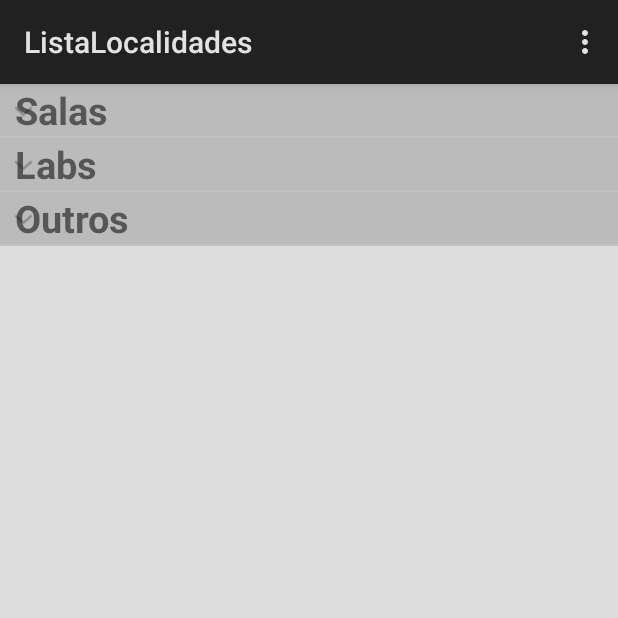
After one commit to lixbearg/UnaMaps_alpha, an Android app: the ListaLocalidades screen opened directly, with no data from a screen before it, on a phone screen of 412 x 824 dp, the top half of it. The commit adds this screen. Run offline under Robolectric (Android 15) with nearby library versions, the phone set to English and light mode, and no system bars.

Commit message:
Lista localidades

```diff
--- a/app/src/main/AndroidManifest.xml
+++ b/app/src/main/AndroidManifest.xml
@@ -16,6 +16,10 @@
                 <category android:name="android.intent.category.LAUNCHER" />
             </intent-filter>
         </activity>
+        <activity
+            android:name=".ListaLocalidades"
+            android:label="@string/title_activity_lista_localidades" >
+        </activity>
     </application>
 
 </manifest>
--- a/app/src/main/java/com/example/lixbearg/testapp/HomeScreen.java
+++ b/app/src/main/java/com/example/lixbearg/testapp/HomeScreen.java
@@ -1,12 +1,14 @@
 package com.example.lixbearg.testapp;
 
 import android.app.Activity;
+import android.app.ExpandableListActivity;
 import android.content.Intent;
 import android.os.Bundle;
 import android.view.Menu;
 import android.view.MenuInflater;
 import android.view.MenuItem;
 import android.util.Log;
+import android.widget.ExpandableListView;
 import android.widget.Toast;
 
 public class HomeScreen extends Activity {
--- /dev/null
+++ b/app/src/main/java/com/example/lixbearg/testapp/ListaAdapter.java
@@ -0,0 +1,93 @@
+package com.example.lixbearg.testapp;
+
+import android.content.Context;
+import android.graphics.Typeface;
+import android.view.LayoutInflater;
+import android.view.View;
+import android.view.ViewGroup;
+import android.widget.BaseExpandableListAdapter;
+import android.widget.TextView;
+
+import java.util.HashMap;
+import java.util.List;
+
+public class ListaAdapter extends BaseExpandableListAdapter {
+
+    private List<String> header_titles;
+    private HashMap<String, List<String>> child_titles;
+    private Context ctx;
+
+    ListaAdapter(Context ctx, List<String> header_titles, HashMap<String, List<String>> child_titles){
+        this.ctx = ctx;
+        this.child_titles = child_titles;
+        this.header_titles = header_titles;
+    }
+
+    @Override
+    public int getGroupCount() {
+        return header_titles.size();
+    }
+
+    @Override
+    public int getChildrenCount(int groupPosition) {
+        return child_titles.get(header_titles.get(groupPosition)).size();
+    }
+
+    @Override
+    public Object getGroup(int groupPosition) {
+        return header_titles.get(groupPosition);
+    }
+
+    @Override
+    public Object getChild(int groupPosition, int childPosition) {
+        return child_titles.get(header_titles.get(groupPosition)).get(childPosition);
+    }
+
+    @Override
+    public long getGroupId(int groupPosition) {
+        return groupPosition;
+    }
+
+    @Override
+    public long getChildId(int groupPosition, int childPosition) {
+        return childPosition;
+    }
+
+    @Override
+    public boolean hasStableIds() {
+        return false;
+    }
+
+    @Override
+    public View getGroupView(int groupPosition, boolean isExpanded, View convertView, ViewGroup parent) {
+        String title = (String)this.getGroup(groupPosition);
+        if(convertView == null){
+            LayoutInflater layoutInflater = (LayoutInflater)this.ctx.getSystemService(Context.LAYOUT_INFLATER_SERVICE);
+            convertView = layoutInflater.inflate(R.layout.parent_layout, null);
+        }
+        TextView textView = (TextView)convertView.findViewById(R.id.heading_item);
+        textView.setTypeface(null, Typeface.BOLD);
+        textView.setText(title);
+
+        return convertView;
+    }
+
+    @Override
+    public View getChildView(int groupPosition, int childPosition, boolean isLastChild, View convertView, ViewGroup parent) {
+        String title = (String)this.getChild(groupPosition, childPosition);
+        if(convertView == null){
+            LayoutInflater layoutInflater = (LayoutInflater)this.ctx.getSystemService(Context.LAYOUT_INFLATER_SERVICE);
+            convertView = layoutInflater.inflate(R.layout.child_layout, null);
+        }
+        TextView textView = (TextView)convertView.findViewById(R.id.child_item);
+        textView.setTypeface(null, Typeface.NORMAL);
+        textView.setText(title);
+
+        return convertView;
+    }
+
+    @Override
+    public boolean isChildSelectable(int groupPosition, int childPosition) {
+        return true;
+    }
+}
--- /dev/null
+++ b/app/src/main/java/com/example/lixbearg/testapp/ListaLocalidades.java
@@ -0,0 +1,75 @@
+package com.example.lixbearg.testapp;
+
+import android.app.Activity;
+import android.os.Bundle;
+import android.view.Menu;
+import android.view.MenuItem;
+import android.widget.ExpandableListView;
+
+import java.util.ArrayList;
+import java.util.HashMap;
+import java.util.List;
+
+public class ListaLocalidades extends Activity {
+    ExpandableListView expandableListView;
+
+    @Override
+    protected void onCreate(Bundle savedInstanceState) {
+        super.onCreate(savedInstanceState);
+        setContentView(R.layout.activity_lista_localidades);
+
+        expandableListView = (ExpandableListView)findViewById(R.id.expListaSalas);
+
+        List<String> Headings = new ArrayList<String>();
+        List<String> Salas = new ArrayList<String>();
+        List<String> Labs = new ArrayList<String>();
+        List<String> Outros = new ArrayList<String>();
+        HashMap<String, List<String>> ChildList = new HashMap<String, List<String>>();
+        String heading_itens[] = getResources().getStringArray(R.array.header_titles);
+        String salas_itens[] = getResources().getStringArray(R.array.salas_itens);
+        String labs_itens[] = getResources().getStringArray(R.array.labs_itens);
+        String outros_itens[] = getResources().getStringArray(R.array.outros_itens);
+
+        for(String title : heading_itens){
+            Headings.add(title);
+        }
+        for(String title : salas_itens){
+            Salas.add(title);
+        }
+        for(String title : labs_itens){
+            Labs.add(title);
+        }
+        for(String title : outros_itens){
+            Outros.add(title);
+        }
+
+        ChildList.put(Headings.get(0), Salas);
+        ChildList.put(Headings.get(1), Labs);
+        ChildList.put(Headings.get(2), Outros);
+
+        ListaAdapter listaAdapter = new ListaAdapter(this, Headings, ChildList);
+        expandableListView.setAdapter(listaAdapter);
+    }
+
+    @Override
+    public boolean onCreateOptionsMenu(Menu menu) {
+        // Inflate the menu; this adds items to the action bar if it is present.
+        getMenuInflater().inflate(R.menu.menu_lista_localidades, menu);
+        return true;
+    }
+
+    @Override
+    public boolean onOptionsItemSelected(MenuItem item) {
+        // Handle action bar item clicks here. The action bar will
+        // automatically handle clicks on the Home/Up button, so long
+        // as you specify a parent activity in AndroidManifest.xml.
+        int id = item.getItemId();
+
+        //noinspection SimplifiableIfStatement
+        if (id == R.id.action_settings) {
+            return true;
+        }
+
+        return super.onOptionsItemSelected(item);
+    }
+}
--- /dev/null
+++ b/app/src/main/res/layout/activity_lista_localidades.xml
@@ -0,0 +1,13 @@
+<LinearLayout xmlns:android="http://schemas.android.com/apk/res/android"
+    xmlns:tools="http://schemas.android.com/tools" android:layout_width="match_parent"
+    android:layout_height="match_parent"
+    tools:context="com.example.lixbearg.testapp.ListaLocalidades"
+    android:orientation="vertical"
+    android:background="#DDDDDD">
+
+    <ExpandableListView
+        android:layout_width="match_parent"
+        android:layout_height="match_parent"
+        android:id="@+id/expListaSalas"></ExpandableListView>
+
+</LinearLayout>
--- /dev/null
+++ b/app/src/main/res/layout/child_layout.xml
@@ -0,0 +1,16 @@
+<?xml version="1.0" encoding="utf-8"?>
+<LinearLayout xmlns:android="http://schemas.android.com/apk/res/android"
+android:orientation="vertical" android:layout_width="match_parent"
+android:layout_height="40dp"
+android:background="#BBBBBB">
+
+<TextView
+    android:id="@+id/child_item"
+    android:layout_width="match_parent"
+    android:layout_height="match_parent"
+    android:text="Mini motherfucker"
+    android:textSize="20dp"
+    android:gravity="center_vertical"
+    android:layout_marginLeft="30dp"/>
+
+</LinearLayout>
--- /dev/null
+++ b/app/src/main/res/layout/parent_layout.xml
@@ -0,0 +1,16 @@
+<?xml version="1.0" encoding="utf-8"?>
+<LinearLayout xmlns:android="http://schemas.android.com/apk/res/android"
+    android:orientation="vertical" android:layout_width="match_parent"
+    android:layout_height="50dp"
+    android:background="#BBBBBB">
+
+    <TextView
+        android:id="@+id/heading_item"
+        android:layout_width="match_parent"
+        android:layout_height="match_parent"
+        android:text="Hello Motherfucker"
+        android:textSize="25dp"
+        android:gravity="center_vertical"
+        android:layout_marginLeft="10dp"/>
+
+</LinearLayout>
--- /dev/null
+++ b/app/src/main/res/menu/menu_lista_localidades.xml
@@ -0,0 +1,6 @@
+<menu xmlns:android="http://schemas.android.com/apk/res/android"
+    xmlns:tools="http://schemas.android.com/tools"
+    tools:context="com.example.lixbearg.testapp.ListaLocalidades">
+    <item android:id="@+id/action_settings" android:title="@string/action_settings"
+        android:orderInCategory="100" android:showAsAction="never" />
+</menu>
--- a/app/src/main/res/values/strings.xml
+++ b/app/src/main/res/values/strings.xml
@@ -3,4 +3,26 @@
 
     <string name="hello_world">Oláááááááááá, enfermeira! :D</string>
     <string name="action_settings">Settings</string>
+    <string name="title_activity_lista_localidades">ListaLocalidades</string>
+
+    <string-array name="header_titles">
+        <item>Salas</item>
+        <item>Labs</item>
+        <item>Outros</item>
+    </string-array>
+
+    <string-array name="salas_itens">
+        <item>354</item>
+        <item>355</item>
+        <item>356</item>
+    </string-array>
+    <string-array name="labs_itens">
+        <item>311</item>
+        <item>318</item>
+        <item>317</item>
+    </string-array>
+    <string-array name="outros_itens">
+        <item>NSI</item>
+        <item>Coordenação</item>
+    </string-array>
 </resources>
```
Also changed, not shown: 3 other files.
